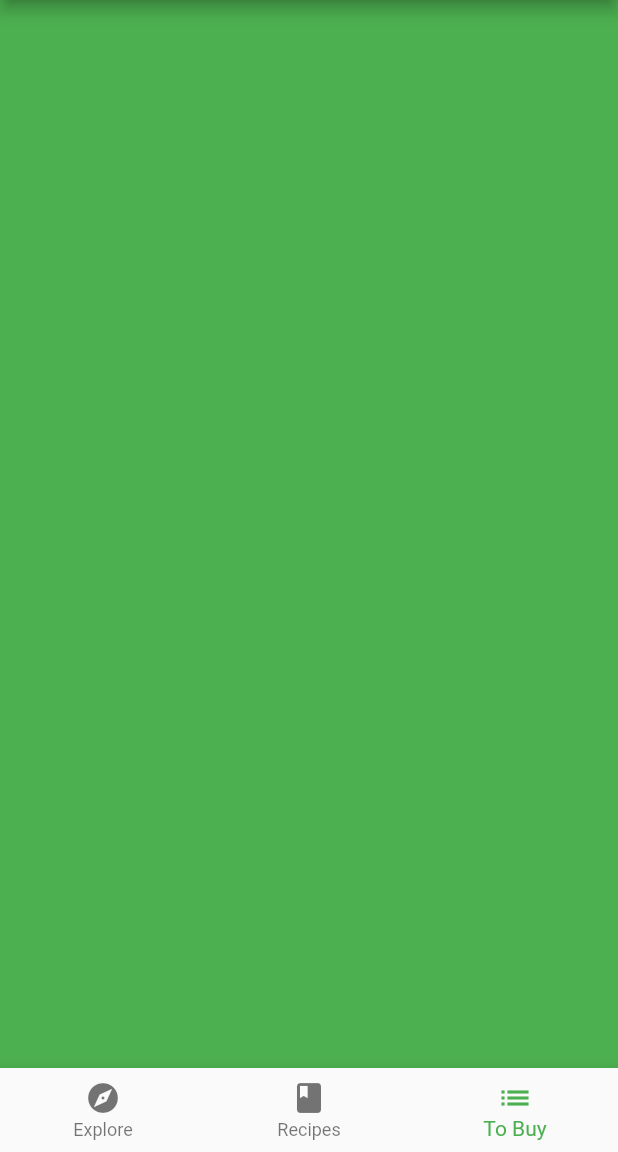
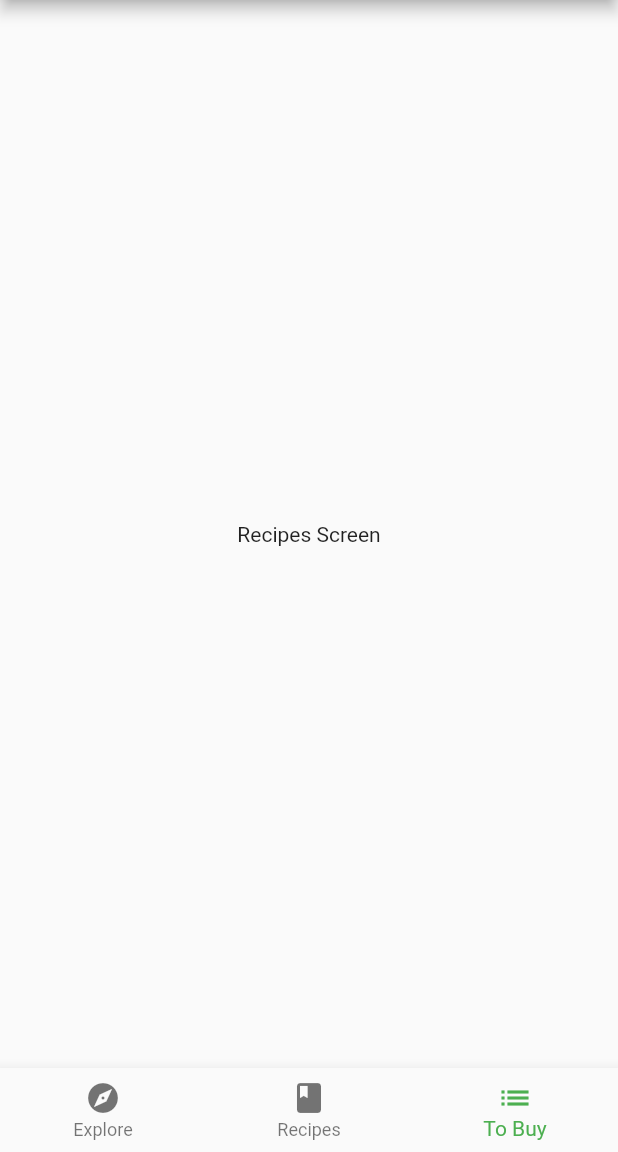
Before and after one commit to NdegwaJulius/Foodlin, a Flutter app: the screen it shows after launch, item 3 of the bottom bar chosen, on a phone screen of 412 x 824 dp, the part 84-1236 px from its top. Run offline on Flutter 3.47's test engine with Material 2 defaults, Android fonts, the phone set to English and light mode, and no system bars; our stand-ins replace google_fonts.

Commit message:
Getting started with  The Recipe Screen

```diff
--- a/lib/home.dart
+++ b/lib/home.dart
@@ -1,5 +1,7 @@
 import 'package:flutter/material.dart';
 import 'package:foodlin/screens/explore_screen.dart';
+
+import 'screens/recipes_screen.dart';
 
 class Home extends StatefulWidget {
   const Home({super.key});
@@ -16,6 +18,7 @@ class HomeState extends State<Home> {
     ExploreScreen(),
     Container(color: Colors.white),
     // TODO: Replace with RecipesScreen
+    RecipesScreen(),
     Container(color: Colors.green),
     Container(color: Colors.blue),
   ];
--- /dev/null
+++ b/lib/screens/recipes_screen.dart
@@ -0,0 +1,29 @@
+import 'package:flutter/material.dart';
+
+import '../api/mock_fooderlich_service.dart';
+import '../models/models.dart';
+
+class RecipesScreen extends StatelessWidget {
+  // 1
+  final exploreService = MockFooderlichService();
+  RecipesScreen({super.key});
+  @override
+  Widget build(BuildContext context) {
+    // 2
+    return FutureBuilder(
+      // 3
+      future: exploreService.getRecipes(),
+      builder: (context, AsyncSnapshot<List<SimpleRecipe>> snapshot) {
+        // 4
+        if (snapshot.connectionState == ConnectionState.done) {
+          // TODO: Add RecipesGridView Here
+          // 5
+          return const Center(child: Text('Recipes Screen'));
+        } else {
+          // 6
+          return const Center(child: CircularProgressIndicator());
+        }
+      },
+    );
+  }
+}
```
